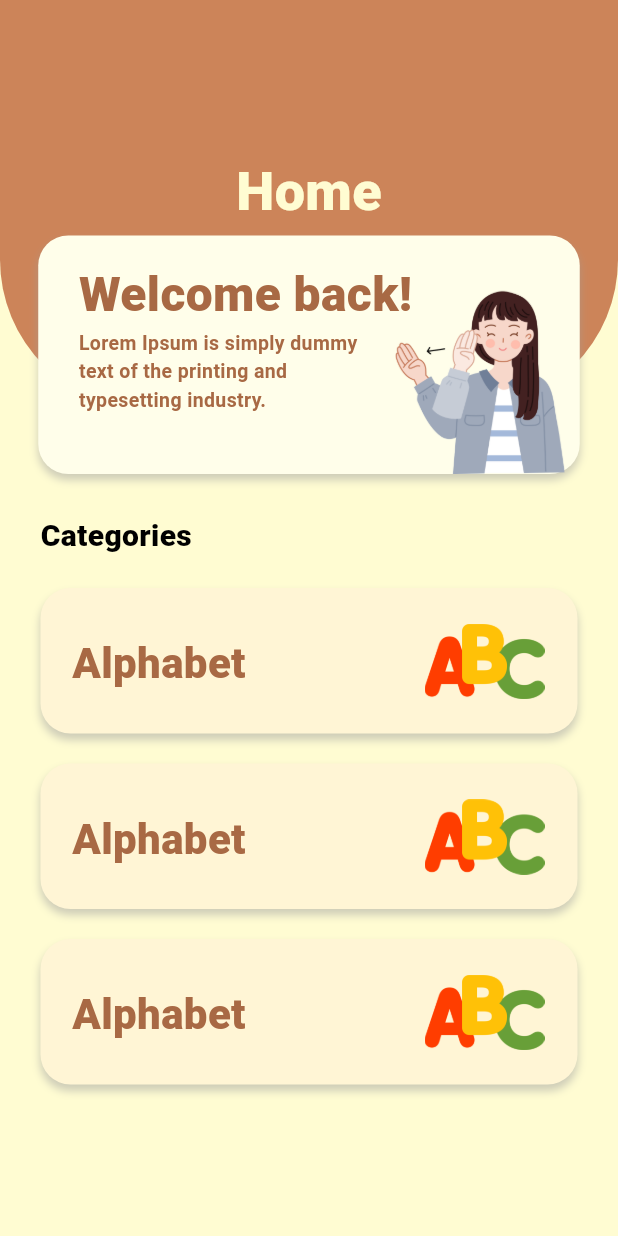
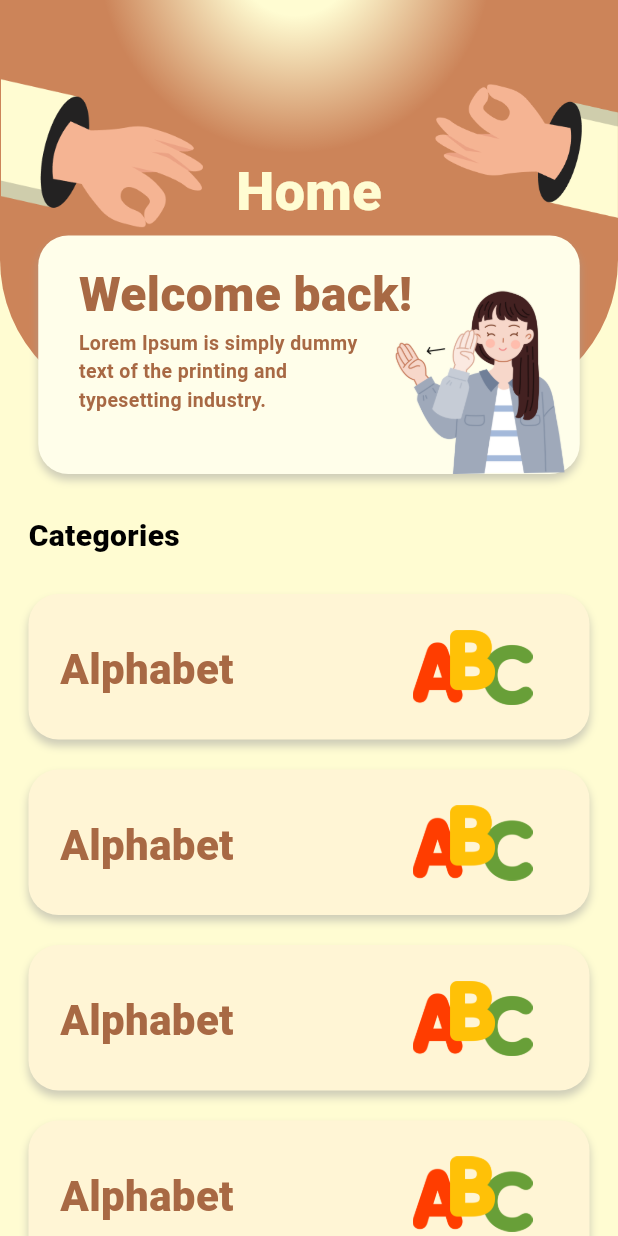
Before and after one commit to jjustmint/fingerLang, a Flutter app: the HomePage screen opened directly, on a phone screen of 412 x 824 dp. Run offline on Flutter 3.47's test engine with Material 3 defaults, Android fonts, the light colour scheme and no system bars; our stand-ins replace shared_preferences; accounts and stored records are empty.

Commit message:
update homepage and checklogin

```diff
--- a/frontend/lib/main.dart
+++ b/frontend/lib/main.dart
@@ -22,7 +22,7 @@
         colorScheme: ColorScheme.fromSeed(seedColor: Colors.deepPurple),
         useMaterial3: true,
       ),
-      home: const Login(),
+      home: MainScreen(),
     );
   }
 }
--- a/frontend/lib/mainScreen.dart
+++ b/frontend/lib/mainScreen.dart
@@ -1,30 +1,9 @@
 import 'package:flutter/material.dart';
+import 'package:frontend/pages/auth/login/login.dart';
 import 'package:shared_preferences/shared_preferences.dart';
 import 'package:frontend/pages/lesson/lesson.dart';
-import 'package:frontend/pages/onboarding/onboarding.dart';
 import 'package:frontend/pages/profile/profile.dart';
 import 'package:frontend/pages/home/home.dart';
-
-void main() {
-  runApp(const MainApp());
-}
-
-class MainApp extends StatelessWidget {
-  const MainApp({super.key});
-
-  @override
-  Widget build(BuildContext context) {
-    return MaterialApp(
-      title: 'Flutter Demo',
-      debugShowCheckedModeBanner: false,
-      theme: ThemeData(
-        colorScheme: ColorScheme.fromSeed(seedColor: Colors.deepPurple),
-        useMaterial3: true,
-      ),
-      home: const MainScreen(),
-    );
-  }
-}
 
 class MainScreen extends StatefulWidget {
   const MainScreen({super.key});
@@ -34,38 +13,29 @@
 }
 
 class _MainScreenState extends State<MainScreen> {
-  bool _showOnboarding = true;
+  bool _isLogin = false;
 
   @override
   void initState() {
     super.initState();
     _checkOnboardingStatus();
-    _showOnboarding;
   }
 
   Future<void> _checkOnboardingStatus() async {
     SharedPreferences prefs = await SharedPreferences.getInstance();
-    bool onboardingComplete = prefs.getBool('onboardingComplete') ?? true;
+    bool staylogin = prefs.getBool('login') ?? false;
 
-    if (onboardingComplete) {
+    if (staylogin) {
       setState(() {
-        _showOnboarding = false;
+        _isLogin = true;
       });
     }
   }
 
   @override
   Widget build(BuildContext context) {
-    if (_showOnboarding) {
-      return OnboardingPage(
-        onFinish: () async {
-          SharedPreferences prefs = await SharedPreferences.getInstance();
-          await prefs.setBool('onboardingComplete', true);
-          setState(() {
-            _showOnboarding = false;
-          });
-        },
-      );
+    if (!_isLogin) {
+      return Login();
     } else {
       return const MainAppContent();
     }
--- /dev/null
+++ b/frontend/lib/pages/home/HomeAppBar.dart
@@ -0,0 +1,60 @@
+import 'package:flutter/material.dart';
+import 'package:frontend/pages/home/Textbox.dart';
+import 'package:frontend/pages/home/TopBar.dart';
+
+class HomeAppBar extends StatelessWidget {
+  const HomeAppBar({
+    super.key,
+  });
+
+  @override
+  Widget build(BuildContext context) {
+    return Stack(
+      children: [
+        TopBar(),
+        Transform.translate(
+          offset: const Offset(66, -160),
+          child: Container(
+            // padding: EdgeInsets.only(bottom: 102),
+            height: 262,
+            width: 262,
+            decoration: BoxDecoration(
+              color: Color(0xFFFFFCD2),
+              shape: BoxShape.circle,
+              gradient: RadialGradient(
+                colors: [
+                  const Color(0xFFFFFCD2).withOpacity(1),
+                  const Color(0xFFFFFCD2).withOpacity(0.0),
+                ],
+                stops: [0.3, 3.0],
+              ),
+            ),
+          ),
+        ),
+        Padding(
+          padding: EdgeInsets.only(
+            top: 51.0,
+            right: 260,
+          ),
+          child: Image(
+            image: AssetImage('assets/images/left_hand.png'),
+            width: 136,
+            height: 101,
+          ),
+        ),
+        Padding(
+          padding: EdgeInsets.only(
+            top: 51.0,
+            left: 290.0,
+          ),
+          child: Image(
+            image: AssetImage('assets/images/right_hand.png'),
+            width: 136,
+            height: 101,
+          ),
+        ),
+        HomeTextBox(),
+      ],
+    );
+  }
+}
--- a/frontend/lib/pages/home/home.dart
+++ b/frontend/lib/pages/home/home.dart
@@ -1,4 +1,7 @@
 import 'package:flutter/material.dart';
+import 'package:flutter/rendering.dart';
+import 'package:flutter/widgets.dart';
+import 'package:frontend/pages/home/HomeAppBar.dart';
 import 'package:frontend/pages/home/Textbox.dart';
 import 'package:frontend/pages/home/TopBar.dart';
 import 'package:frontend/pages/home/categoryCard.dart';
@@ -14,46 +17,48 @@
   @override
   Widget build(BuildContext context) {
     return Scaffold(
-      backgroundColor: const Color(0xFFFFFCD2),
+      backgroundColor: Color(0xFFFFFCD2),
       body: SingleChildScrollView(
         child: Column(
-          children: [
-            Stack(
-              children: [
-                TopBar(),
-                HomeTextBox(),
-              ],
-            ),
-            Container(
-              child: Padding(
-                padding: EdgeInsets.only(top: 27.0, left: 19.0, right: 19.0),
-                child: Column(
-                  crossAxisAlignment: CrossAxisAlignment.start,
-                  children: [
-                    Text('Categories',
-                        style: TextStyle(
-                            fontSize: 20,
-                            fontWeight: FontWeight.w800,
-                            color: Colors.black)),
-                    SizedBox(
-                      height: 20,
-                    ),
-                    categoryCard(),
-                    SizedBox(
-                      height: 20,
-                    ),
-                    categoryCard(),
-                    SizedBox(
-                      height: 20,
-                    ),
-                    categoryCard(),
-                  ],
-                ),
-              ),
-            )
-          ],
+          children: [HomeAppBar(), CategorySection()],
         ),
       ), // Set background color
     );
   }
 }
+
+class CategorySection extends StatelessWidget {
+  const CategorySection({
+    super.key,
+  });
+
+  @override
+  Widget build(BuildContext context) {
+    return Padding(
+      padding: const EdgeInsets.only(top: 27.0, left: 19.0, right: 19.0),
+      child: Column(
+        crossAxisAlignment: CrossAxisAlignment.start,
+        children: [
+          const Text('Categories',
+              style: TextStyle(
+                  fontSize: 20,
+                  fontWeight: FontWeight.w800,
+                  color: Colors.black)), // Adjust the height as needed
+          ListView.builder(
+            itemCount: 6,
+            padding: const EdgeInsets.only(
+                top: 24), // Adjust the number of categories as needed
+            shrinkWrap: true,
+            physics: const NeverScrollableScrollPhysics(),
+            itemBuilder: (context, index) {
+              return const Padding(
+                padding: EdgeInsets.only(bottom: 20.0),
+                child: categoryCard(),
+              );
+            },
+          ),
+        ],
+      ),
+    );
+  }
+}
```
Also changed, not shown: frontend/lib/pages/home/TopBar.dart (line endings or trailing spaces).
